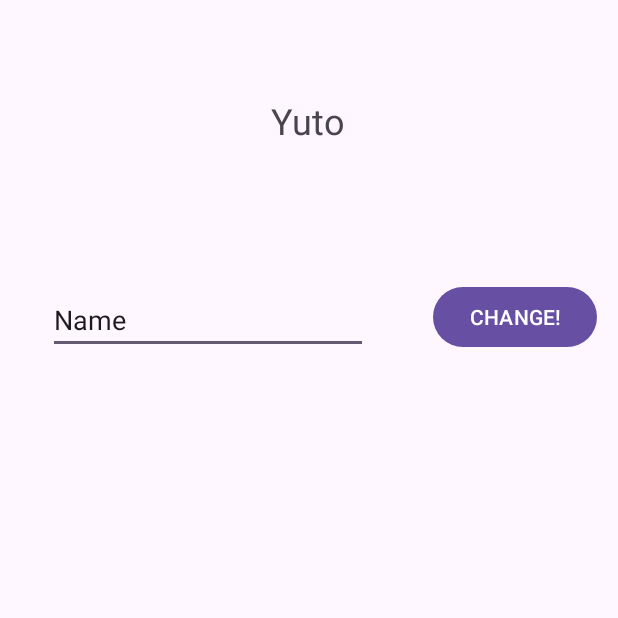
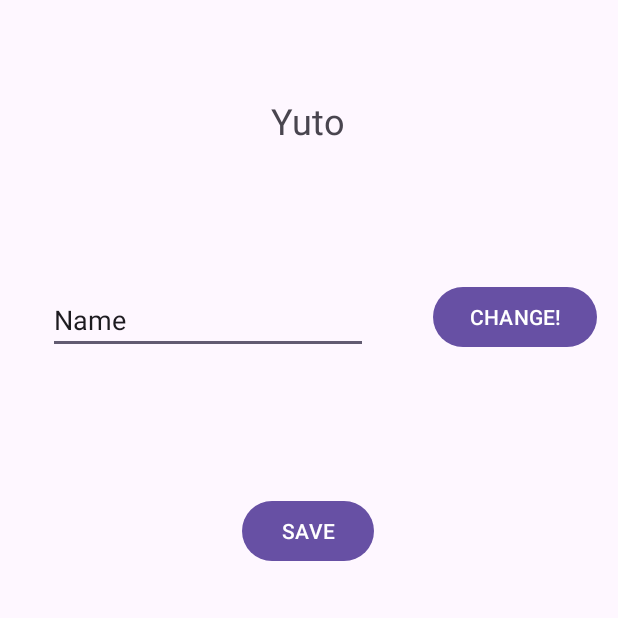
Before and after one commit to yuto52/AndroidApp, an Android app: the screen it shows after launch (MainActivity), on a phone screen of 412 x 824 dp, the top half of it. Run offline under Robolectric (Android 15) with nearby library versions, the phone set to English and light mode, and no system bars; our stand-ins replace RxJava; 3 statements that could not run were skipped.

Commit message:
save, changeボタンを追加しました。

```diff
--- a/app/src/main/java/jp/ac/meijou/android/s221205013/MainActivity.java
+++ b/app/src/main/java/jp/ac/meijou/android/s221205013/MainActivity.java
@@ -11,6 +11,7 @@ import jp.ac.meijou.android.s221205013.databinding.ActivityMainBinding;
 
 public class MainActivity extends AppCompatActivity {
     private ActivityMainBinding binding;
+    private PrefDataStore prefDataStore;
     private int textRes;
     private int imageRes;
 
@@ -19,28 +20,36 @@ public class MainActivity extends AppCompatActivity {
         super.onCreate(savedInstanceState);
         binding = ActivityMainBinding.inflate(getLayoutInflater());
         setContentView(binding.getRoot());
-        binding.button.setOnClickListener(view -> {
+        prefDataStore = PrefDataStore.getInstance(this);
+        prefDataStore.getString("name")
+                .ifPresent(name -> binding.text.setText(name));
+        binding.saveButton.setOnClickListener(view -> {
+            var text = binding.editTextText.getText().toString();
+            prefDataStore.setString("name", text);
+        });
+
+        binding.changeButton.setOnClickListener(view -> {
             var text = binding.editTextText.getText().toString();
             binding.text.setText(text);
         });
 
-        binding.editTextText.addTextChangedListener(new TextWatcher() {
-            @Override
-            public void beforeTextChanged(CharSequence charSequence, int i, int i1, int i2) {
-                // テキストが更新される直前に呼ばれる
-            }
-
-            @Override
-            public void onTextChanged(CharSequence charSequence, int i, int i1, int i2) {
-                // 文字を1つ入力された時に呼ばれる
-            }
-
-            @Override
-            public void afterTextChanged(Editable editable) {
-                // テキストが更新されたあとに呼ばれる
-                binding.text.setText(editable.toString());
-            }
-        });
+//        binding.editTextText.addTextChangedListener(new TextWatcher() {
+//            @Override
+//            public void beforeTextChanged(CharSequence charSequence, int i, int i1, int i2) {
+//                // テキストが更新される直前に呼ばれる
+//            }
+//
+//            @Override
+//            public void onTextChanged(CharSequence charSequence, int i, int i1, int i2) {
+//                // 文字を1つ入力された時に呼ばれる
+//            }
+//
+//            @Override
+//            public void afterTextChanged(Editable editable) {
+//                // テキストが更新されたあとに呼ばれる
+//                binding.text.setText(editable.toString());
+//            }
+//        });
 
     }
 }
--- /dev/null
+++ b/app/src/main/java/jp/ac/meijou/android/s221205013/PrefDataStore.java
@@ -0,0 +1,63 @@
+package jp.ac.meijou.android.s221205013;
+
+import android.content.Context;
+
+import androidx.datastore.preferences.core.Preferences;
+import androidx.datastore.preferences.core.PreferencesKeys;
+import androidx.datastore.preferences.rxjava3.RxPreferenceDataStoreBuilder;
+import androidx.datastore.rxjava3.RxDataStore;
+
+import java.util.Optional;
+
+import io.reactivex.rxjava3.core.Single;
+
+public class PrefDataStore {
+    private static PrefDataStore instance;
+    private final RxDataStore<Preferences> dataStore;
+
+    private PrefDataStore(RxDataStore<Preferences> dataStore) {
+        this.dataStore = dataStore;
+    }
+
+    public static PrefDataStore getInstance(Context context) {
+        if (instance == null) {
+
+
+            var dataStore = new RxPreferenceDataStoreBuilder(
+                    context.getApplicationContext(), "settings").build();
+            instance = new PrefDataStore(dataStore);
+
+        }
+        return instance;
+    }
+
+    public void setString(String key, String value) {
+        dataStore.updateDataAsync(prefsIn -> {
+                    var mutablePreferences = prefsIn.toMutablePreferences();
+                    var prefKey = PreferencesKeys.stringKey(key);
+
+
+
+                    mutablePreferences.set(prefKey, value);
+                    return Single.just(mutablePreferences);
+                })
+                .subscribe();
+    }
+
+    public Optional<String> getString(String key) {
+        return dataStore.data()
+                .map(prefs -> {
+                    var prefKey = PreferencesKeys.stringKey(key);
+
+
+
+                    return Optional.ofNullable(prefs.get(prefKey));
+
+
+
+                })
+                .blockingFirst();
+    }
+
+
+}
--- a/app/src/main/res/layout/activity_main.xml
+++ b/app/src/main/res/layout/activity_main.xml
@@ -30,12 +30,12 @@
         android:inputType="text"
         android:text="Name"
         app:layout_constraintBottom_toBottomOf="parent"
-        app:layout_constraintEnd_toStartOf="@+id/button"
+        app:layout_constraintEnd_toStartOf="@+id/changeButton"
         app:layout_constraintStart_toStartOf="parent"
         app:layout_constraintTop_toBottomOf="@+id/text" />
 
     <Button
-        android:id="@+id/button"
+        android:id="@+id/changeButton"
         android:layout_width="wrap_content"
         android:layout_height="wrap_content"
         android:layout_marginStart="43dp"
@@ -46,4 +46,19 @@
         app:layout_constraintStart_toEndOf="@+id/editTextText"
         app:layout_constraintTop_toTopOf="parent" />
 
+    <Button
+        android:id="@+id/saveButton"
+        android:layout_width="wrap_content"
+        android:layout_height="wrap_content"
+        android:layout_marginStart="161dp"
+        android:layout_marginTop="71dp"
+        android:layout_marginEnd="162dp"
+        android:layout_marginBottom="423dp"
+        android:text="SAVE"
+        app:layout_constraintBottom_toBottomOf="parent"
+        app:layout_constraintEnd_toEndOf="parent"
+        app:layout_constraintHorizontal_bias="0.0"
+        app:layout_constraintStart_toStartOf="parent"
+        app:layout_constraintTop_toBottomOf="@+id/editTextText" />
+
 </androidx.constraintlayout.widget.ConstraintLayout>
```
Also changed, not shown: app/build.gradle (+9 -0 lines).
